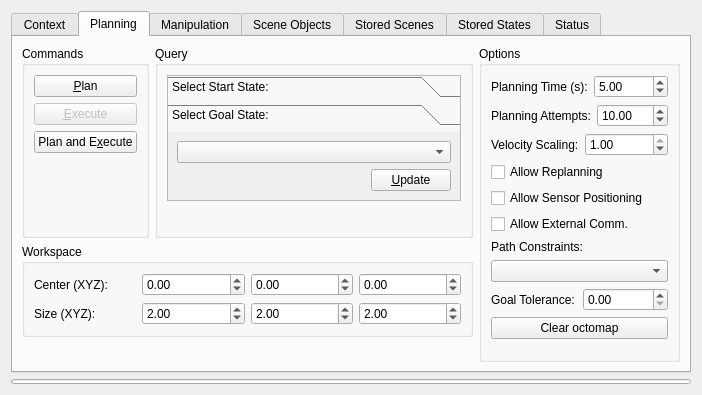
team-vigir/vigir_manipulation_planning, file vigir_moveit_rviz_ui/vigir_motion_planning_rviz_plugin/src/ui/motion_planning_rviz_plugin_frame.ui: the form before one commit.
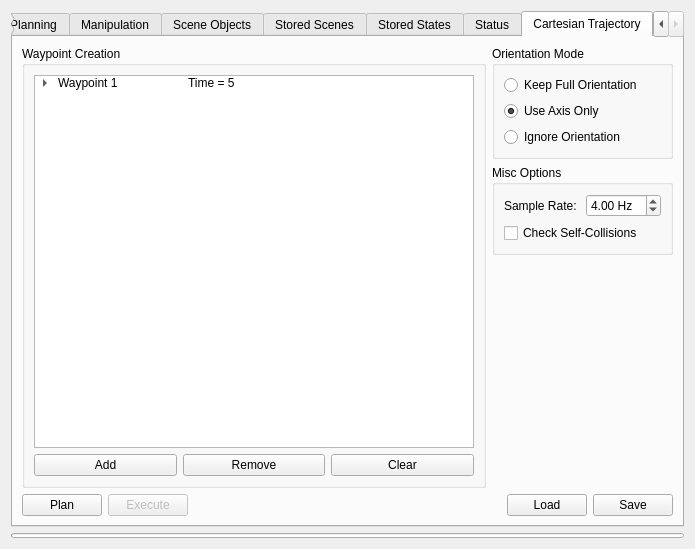
The form after the commit. The open tabs and pages were chosen to show the change.

Patch:
```diff
--- a/vigir_moveit_rviz_ui/vigir_motion_planning_rviz_plugin/src/ui/motion_planning_rviz_plugin_frame.ui
+++ b/vigir_moveit_rviz_ui/vigir_motion_planning_rviz_plugin/src/ui/motion_planning_rviz_plugin_frame.ui
@@ -6,8 +6,8 @@
    <rect>
     <x>0</x>
     <y>0</y>
-    <width>702</width>
-    <height>395</height>
+    <width>695</width>
+    <height>549</height>
    </rect>
   </property>
   <property name="windowTitle">
@@ -360,7 +360,7 @@
                   <rect>
                    <x>0</x>
                    <y>0</y>
-                   <width>205</width>
+                   <width>200</width>
                    <height>78</height>
                   </rect>
                  </property>
@@ -609,10 +609,10 @@
                </sizepolicy>
               </property>
               <property name="maximum">
-               <number>1000</number>
+               <double>1000.000000000000000</double>
               </property>
               <property name="value">
-               <number>10</number>
+               <double>10.000000000000000</double>
               </property>
              </widget>
             </item>
@@ -1450,6 +1450,287 @@
        </item>
       </layout>
      </widget>
+     <widget class="QWidget" name="cartesian_trajectory">
+      <attribute name="title">
+       <string>Cartesian Trajectory</string>
+      </attribute>
+      <layout class="QGridLayout" name="gridLayout_20" columnstretch="1,0">
+       <item row="0" column="0" rowspan="3">
+        <widget class="QGroupBox" name="waypoint_creation_group">
+         <property name="title">
+          <string>Waypoint Creation</string>
+         </property>
+         <layout class="QGridLayout" name="gridLayout_18">
+          <item row="0" column="0" colspan="3">
+           <widget class="QTreeWidget" name="waypoints_treewidget">
+            <property name="rootIsDecorated">
+             <bool>true</bool>
+            </property>
+            <attribute name="headerVisible">
+             <bool>false</bool>
+            </attribute>
+            <attribute name="headerDefaultSectionSize">
+             <number>150</number>
+            </attribute>
+            <attribute name="headerMinimumSectionSize">
+             <number>150</number>
+            </attribute>
+            <column>
+             <property name="text">
+              <string>Name</string>
+             </property>
+            </column>
+            <column>
+             <property name="text">
+              <string>Content</string>
+             </property>
+            </column>
+            <item>
+             <property name="text">
+              <string>Waypoint 1</string>
+             </property>
+             <property name="text">
+              <string>Time = 5</string>
+             </property>
+             <item>
+              <property name="text">
+               <string>Position</string>
+              </property>
+              <property name="text">
+               <string>[0; 0; 0]</string>
+              </property>
+              <item>
+               <property name="text">
+                <string>X</string>
+               </property>
+               <property name="text">
+                <string>0</string>
+               </property>
+              </item>
+              <item>
+               <property name="text">
+                <string>Y</string>
+               </property>
+               <property name="text">
+                <string>0</string>
+               </property>
+              </item>
+              <item>
+               <property name="text">
+                <string>Z</string>
+               </property>
+               <property name="text">
+                <string>0</string>
+               </property>
+              </item>
+             </item>
+             <item>
+              <property name="text">
+               <string>Orientation</string>
+              </property>
+              <property name="text">
+               <string>[1; 1; 0; 0]</string>
+              </property>
+              <item>
+               <property name="text">
+                <string>W</string>
+               </property>
+               <property name="text">
+                <string>1</string>
+               </property>
+              </item>
+              <item>
+               <property name="text">
+                <string>X</string>
+               </property>
+               <property name="text">
+                <string>1</string>
+               </property>
+              </item>
+              <item>
+               <property name="text">
+                <string>Y</string>
+               </property>
+               <property name="text">
+                <string>0</string>
+               </property>
+              </item>
+              <item>
+               <property name="text">
+                <string>Z</string>
+               </property>
+               <property name="text">
+                <string>0</string>
+               </property>
+              </item>
+             </item>
+             <item>
+              <property name="text">
+               <string>Time</string>
+              </property>
+              <property name="text">
+               <string>5</string>
+              </property>
+             </item>
+            </item>
+           </widget>
+          </item>
+          <item row="1" column="0">
+           <widget class="QPushButton" name="add_waypoint_button">
+            <property name="text">
+             <string>Add</string>
+            </property>
+           </widget>
+          </item>
+          <item row="1" column="1">
+           <widget class="QPushButton" name="remove_waypoint_button">
+            <property name="text">
+             <string>Remove</string>
+            </property>
+           </widget>
+          </item>
+          <item row="1" column="2">
+           <widget class="QPushButton" name="clear_waypoints_button">
+            <property name="text">
+             <string>Clear</string>
+            </property>
+           </widget>
+          </item>
+         </layout>
+        </widget>
+       </item>
+       <item row="0" column="1">
+        <widget class="QGroupBox" name="orientation_move_group">
+         <property name="title">
+          <string>Orientation Mode</string>
+         </property>
+         <layout class="QVBoxLayout" name="verticalLayout_13">
+          <item>
+           <widget class="QRadioButton" name="keep_full_orientation_button">
+            <property name="text">
+             <string>Keep Full Orientation</string>
+            </property>
+           </widget>
+          </item>
+          <item>
+           <widget class="QRadioButton" name="use_axis_only_button">
+            <property name="text">
+             <string>Use Axis Only</string>
+            </property>
+            <property name="checked">
+             <bool>true</bool>
+            </property>
+           </widget>
+          </item>
+          <item>
+           <widget class="QRadioButton" name="ignore_orientation_button">
+            <property name="text">
+             <string>Ignore Orientation</string>
+            </property>
+           </widget>
+          </item>
+         </layout>
+        </widget>
+       </item>
+       <item row="1" column="1">
+        <widget class="QGroupBox" name="misc_options_group">
+         <property name="title">
+          <string>Misc Options</string>
+         </property>
+         <layout class="QGridLayout" name="gridLayout_19">
+          <item row="0" column="0">
+           <widget class="QLabel" name="sample_rate_label">
+            <property name="text">
+             <string>Sample Rate: </string>
+            </property>
+           </widget>
+          </item>
+          <item row="0" column="1">
+           <widget class="QDoubleSpinBox" name="sample_rate_spin">
+            <property name="suffix">
+             <string> Hz</string>
+            </property>
+            <property name="minimum">
+             <double>0.100000000000000</double>
+            </property>
+            <property name="maximum">
+             <double>20.000000000000000</double>
+            </property>
+            <property name="singleStep">
+             <double>0.100000000000000</double>
+            </property>
+            <property name="value">
+             <double>4.000000000000000</double>
+            </property>
+           </widget>
+          </item>
+          <item row="1" column="0" colspan="2">
+           <widget class="QCheckBox" name="check_self_collisions_checkbox">
+            <property name="text">
+             <string>Check Self-Collisions</string>
+            </property>
+           </widget>
+          </item>
+         </layout>
+        </widget>
+       </item>
+       <item row="2" column="1">
+        <spacer name="verticalSpacer_10">
+         <property name="orientation">
+          <enum>Qt::Vertical</enum>
+         </property>
+         <property name="sizeHint" stdset="0">
+          <size>
+           <width>20</width>
+           <height>55</height>
+          </size>
+         </property>
+        </spacer>
+       </item>
+       <item row="3" column="0" colspan="2">
+        <layout class="QHBoxLayout" name="horizontalLayout_12" stretch="0,0,1,0,0">
+         <item>
+          <widget class="QPushButton" name="plan_cartesian_trajectory_button">
+           <property name="text">
+            <string>Plan</string>
+           </property>
+          </widget>
+         </item>
+         <item>
+          <widget class="QPushButton" name="execute_cartesian_trajectory_button">
+           <property name="enabled">
+            <bool>false</bool>
+           </property>
+           <property name="text">
+            <string>Execute</string>
+           </property>
+          </widget>
+         </item>
+         <item>
+          <widget class="QLabel" name="cartesian_trajectory_status_label">
+           <property name="text">
+            <string/>
+           </property>
+          </widget>
+         </item>
+         <item>
+          <widget class="QPushButton" name="load_cartesian_trajectory_button">
+           <property name="text">
+            <string>Load</string>
+           </property>
+          </widget>
+         </item>
+         <item>
+          <widget class="QPushButton" name="save_cartesian_trajectory_button">
+           <property name="text">
+            <string>Save</string>
+           </property>
+          </widget>
+         </item>
+        </layout>
+       </item>
+      </layout>
+     </widget>
     </widget>
    </item>
    <item>
```
Left out of the diff: 58 changed lines with no effect on the pictures.
